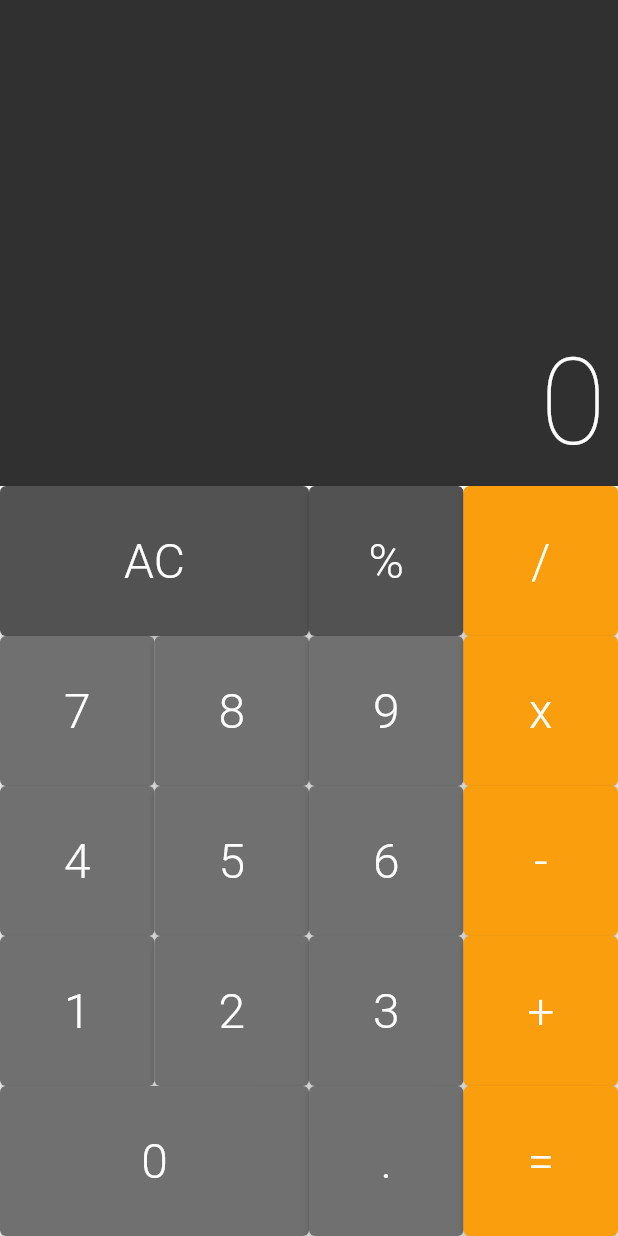
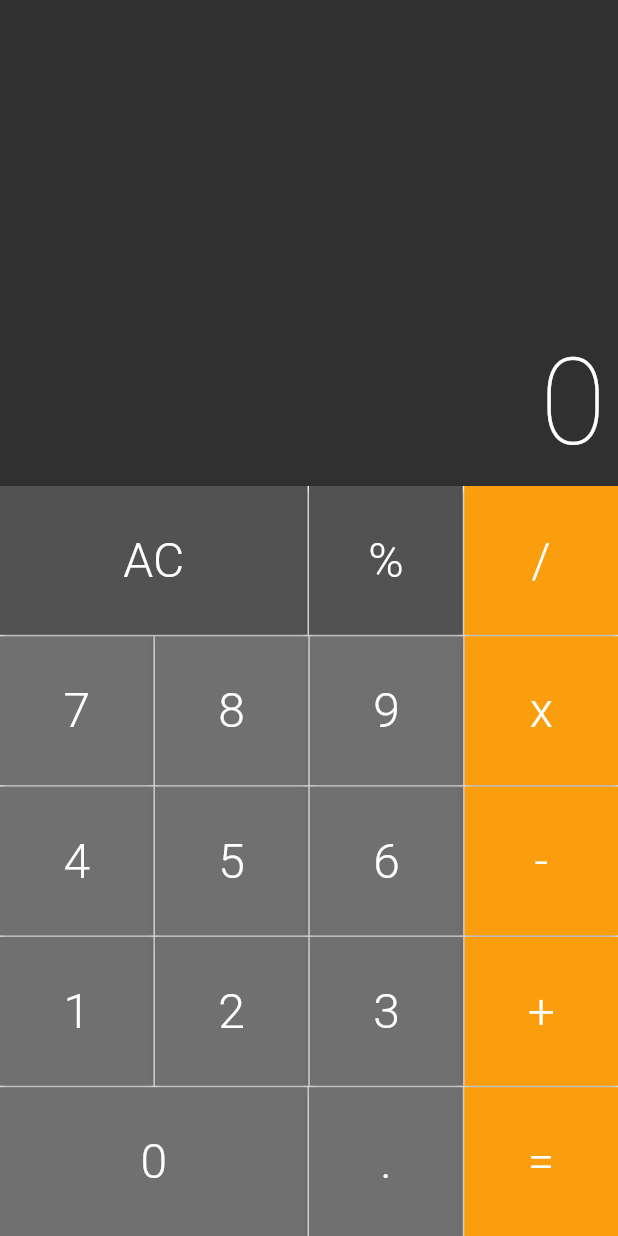
Before and after one commit to AfonsoMachado/flutter_calculator, a Flutter app: the screen it shows after launch, on a phone screen of 412 x 824 dp. Run offline on Flutter 3.47's test engine with Material 2 defaults, Android fonts, the phone set to English and light mode, and no system bars; drawn by our look-alikes of auto_size_text.

Commit message:
feat: finish calculator styles

```diff
--- a/lib/components/button.dart
+++ b/lib/components/button.dart
@@ -40,6 +40,8 @@ class Button extends StatelessWidget {
       flex: big ? 2 : 1,
       child: ElevatedButton(
         style: ElevatedButton.styleFrom(
+            shape:
+                const RoundedRectangleBorder(borderRadius: BorderRadius.zero),
             backgroundColor: color,
             textStyle: const TextStyle(
                 color: Colors.white,
--- a/lib/components/button_row.dart
+++ b/lib/components/button_row.dart
@@ -12,7 +12,13 @@ class ButtonRow extends StatelessWidget {
       flex: 1,
       child: Row(
         crossAxisAlignment: CrossAxisAlignment.stretch,
-        children: buttons,
+        children: buttons.fold(<Widget>[], (list, button) {
+          // Adicionando espaçamento entre os botões
+          list.isEmpty
+              ? list.add(button)
+              : list.addAll([const SizedBox(width: 1), button]);
+          return list;
+        }),
       ),
     );
   }
--- a/lib/components/keyboard.dart
+++ b/lib/components/keyboard.dart
@@ -18,24 +18,28 @@ class Keyboard extends StatelessWidget {
             Button(text: '%', color: Button.DARK, callback: callback),
             Button.operation(text: '/', callback: callback),
           ]),
+          const SizedBox(height: 1),
           ButtonRow([
             Button(text: '7', callback: callback),
             Button(text: '8', callback: callback),
             Button(text: '9', callback: callback),
             Button.operation(text: 'x', callback: callback),
           ]),
+          const SizedBox(height: 1),
           ButtonRow([
             Button(text: '4', callback: callback),
             Button(text: '5', callback: callback),
             Button(text: '6', callback: callback),
             Button.operation(text: '-', callback: callback),
           ]),
+          const SizedBox(height: 1),
           ButtonRow([
             Button(text: '1', callback: callback),
             Button(text: '2', callback: callback),
             Button(text: '3', callback: callback),
             Button.operation(text: '+', callback: callback),
           ]),
+          const SizedBox(height: 1),
           ButtonRow([
             Button.big(text: '0', callback: callback),
             Button(text: '.', callback: callback),
```
